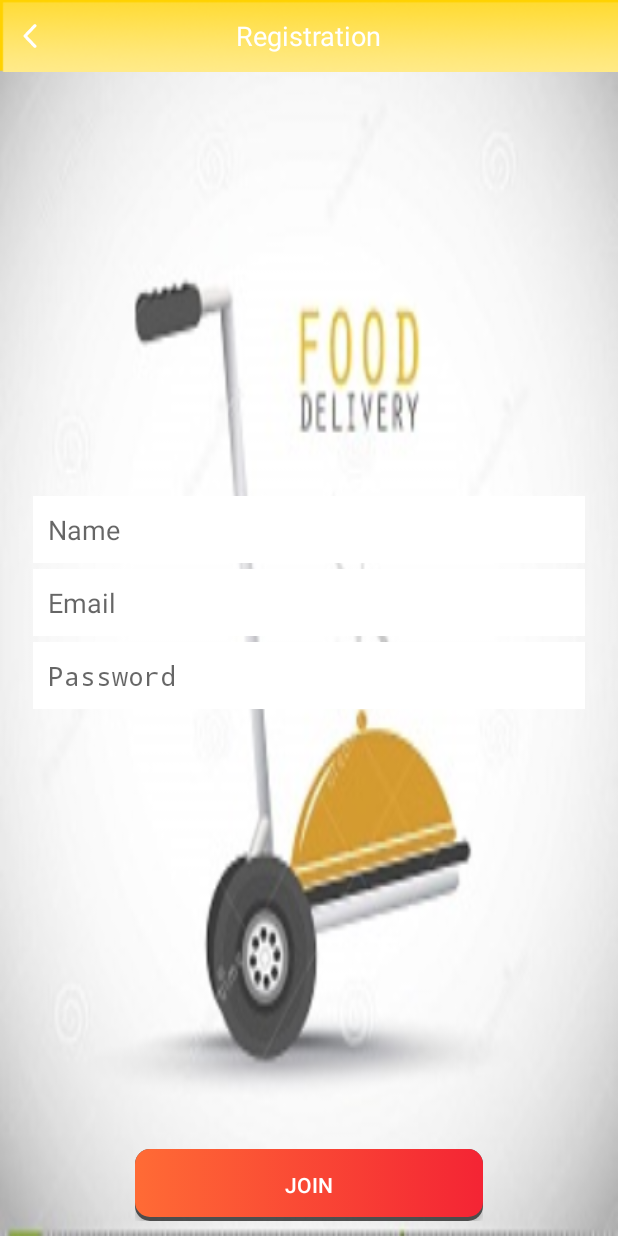
After one commit to gabrielrodriguez2746/DeliveriuTest, an Android app: the RegisterActivity screen opened directly, with no data from a screen before it, on a phone screen of 412 x 824 dp. The commit adds this screen. Run offline under Robolectric (Android 15) with nearby library versions, the phone set to English and light mode, and no system bars; libraries missing offline, so code that uses them is left out: com.parse.

Commit message:
:star: Register Activity with necessary Constants, views and strings

```diff
--- /dev/null
+++ b/app/src/main/java/grodriguez/com/deliveriutest/activities/RegisterActivity.java
@@ -0,0 +1,139 @@
+package grodriguez.com.deliveriutest.activities;
+
+import android.content.Intent;
+import android.os.Bundle;
+import android.support.v4.app.FragmentActivity;
+import android.util.Log;
+import android.view.View;
+import android.widget.Button;
+import android.widget.EditText;
+import android.widget.ImageView;
+import android.widget.TextView;
+import android.widget.Toast;
+
+import com.parse.ParseException;
+import com.parse.ParseUser;
+import com.parse.SignUpCallback;
+
+import grodriguez.com.deliveriutest.R;
+import grodriguez.com.deliveriutest.dialog.ConfirmationDialog;
+import grodriguez.com.deliveriutest.listeners.OnConfirmationDialogClickListener;
+import grodriguez.com.deliveriutest.utils.Constants;
+import grodriguez.com.deliveriutest.utils.FieldValidator;
+
+public class RegisterActivity extends FragmentActivity implements View.OnClickListener,
+        SignUpCallback, OnConfirmationDialogClickListener {
+
+    private final String LOG_TAG =  getClass().getSimpleName();
+    private ImageView mBack; // Back Button on the action bar
+    private EditText mName, mEmail, mPassword; // User Information
+    private Bundle userInfo; // User Information from Login Activity
+    private boolean success; // Sign up success
+    private Button mJoinButton; // Join Button
+
+    @Override
+    protected void onCreate(Bundle savedInstanceState) {
+        super.onCreate(savedInstanceState);
+        setContentView(R.layout.activity_register);
+        userInfo = getIntent().getExtras();
+        mBack = (ImageView) findViewById(R.id.backbtn);
+        mBack.setVisibility(View.VISIBLE);
+        mBack.setClickable(true);
+        mBack.setOnClickListener(this);
+        TextView mTitle = (TextView) findViewById(R.id.action_bar_title);
+        mTitle.setVisibility(View.VISIBLE);
+        mTitle.setText(R.string.registration_title);
+
+        mName = (EditText) findViewById(R.id.name);
+        mEmail = (EditText) findViewById(R.id.email);
+        mPassword = (EditText) findViewById(R.id.password);
+        mJoinButton = (Button) findViewById(R.id.join);
+        mJoinButton.setOnClickListener(this);
+
+        if (userInfo != null) {
+            mName.setText(userInfo.getString(Constants.BUNDLE_NAME));
+            mEmail.setText(userInfo.getString(Constants.BUNDLE_EMAIL));
+        }
+
+    }
+
+    @Override
+    public void onClick(View view) {
+        switch (view.getId()) {
+            case R.id.backbtn:
+                onBackPressed();
+                break;
+            case R.id.join:
+                if (FieldValidator.isValid(mName) && FieldValidator.isValid(mEmail) &&
+                        FieldValidator.isValid(mPassword)) {
+                    connectWithParse();
+                } else {
+                    Toast.makeText(this, R.string.registration_warning, Toast.LENGTH_SHORT).show();
+                }
+        }
+    }
+
+    /**
+     * Start a new activity
+     *
+     * @param activity Activity lo start
+     * @param bundle   Information to pass to next Activity
+     */
+    private void BeginActivity(Class activity, Bundle bundle, boolean finish) {
+        Intent intent = new Intent(RegisterActivity.this, activity);
+        if (bundle != null)
+            intent.putExtras(bundle);
+        startActivity(intent);
+        if (finish)
+            finish();
+    }
+
+    private void connectWithParse() {
+        Log.d(LOG_TAG,"Parse registration");
+        ParseUser user = new ParseUser();
+        user.setUsername(mName.getText().toString());
+        user.setEmail(mEmail.getText().toString());
+        user.setPassword(mPassword.getText().toString());
+        user.signUpInBackground(this);
+
+    }
+
+    @Override
+    public void done(ParseException e) {
+        if (e == null) {
+            Log.d(LOG_TAG, "Registration OK");
+            success = true;
+            showConfirmationDialog(getString(R.string.successful_sign_up));
+        } else {
+            Log.d(LOG_TAG, "There was an error");
+            Log.d(LOG_TAG, e.toString());
+            success = false;
+            showConfirmationDialog(getString(R.string.sign_up_error));
+        }
+    }
+
+    /**
+     * Show Dialog to Create User Notifications
+     */
+    private void showConfirmationDialog(String message) {
+
+        new ConfirmationDialog(this, message, true, this);
+    }
+
+    @Override
+    public void onConfirm() {
+        if (success){
+            Bundle bundle = new Bundle();
+            bundle.putString(Constants.BUNDLE_EMAIL, mEmail.getText().toString());
+            BeginActivity(LoginActivity.class, bundle, true);
+        }
+        else
+            finish();
+    }
+
+    @Override
+    public void onRelease() {
+
+    }
+
+}
--- a/app/src/main/java/grodriguez/com/deliveriutest/utils/Constants.java
+++ b/app/src/main/java/grodriguez/com/deliveriutest/utils/Constants.java
@@ -10,5 +10,8 @@ public class Constants {
      * Splash Time in miliseconds
      */
     public static final int SPLASH_INTERVAL = 3000;
+    public static final String BUNDLE_NAME = "name";
+    public static final String BUNDLE_EMAIL = "email";
+    public static final String BUNDLE_PASSWORD = "password";
 
 }
--- /dev/null
+++ b/app/src/main/res/layout/activity_register.xml
@@ -0,0 +1,99 @@
+<RelativeLayout xmlns:android="http://schemas.android.com/apk/res/android"
+    xmlns:tools="http://schemas.android.com/tools"
+    android:layout_width="match_parent"
+    android:layout_height="match_parent"
+    android:background="@drawable/background"
+    tools:context="grodriguez.com.deliveriutest.activities.RegisterActivity">
+
+    <include
+        android:id="@+id/actionbar"
+        layout="@layout/actionbar_layout"
+        android:layout_width="match_parent"
+        android:layout_height="@dimen/action_bar_height"
+        android:layout_alignParentTop="true" />
+
+
+    <LinearLayout
+        android:layout_width="match_parent"
+        android:layout_height="wrap_content"
+        android:layout_centerVertical="true"
+        android:layout_margin="20dp"
+        android:orientation="vertical">
+
+        <LinearLayout
+            android:layout_width="match_parent"
+            android:layout_height="wrap_content"
+            android:orientation="vertical">
+
+            <grodriguez.com.deliveriutest.widget.CustomEditText
+                android:id="@+id/name"
+                style="@style/TitleBookFont"
+                android:layout_width="fill_parent"
+                android:layout_height="wrap_content"
+                android:layout_margin="2dp"
+                android:layout_marginBottom="@dimen/view_margin"
+                android:background="@color/white"
+                android:hint="@string/name"
+                android:padding="10dp"
+                android:singleLine="true" />
+
+            <grodriguez.com.deliveriutest.widget.CustomEditText
+                android:id="@+id/email"
+                style="@style/TitleBookFont"
+                android:layout_width="fill_parent"
+                android:layout_height="wrap_content"
+                android:layout_margin="2dp"
+                android:layout_marginBottom="@dimen/view_margin"
+                android:background="@color/white"
+                android:hint="@string/email"
+                android:inputType="textEmailAddress"
+                android:padding="10dp" />
+
+            <grodriguez.com.deliveriutest.widget.CustomEditText
+                android:id="@+id/password"
+                style="@style/TitleBookFont"
+                android:layout_width="fill_parent"
+                android:layout_height="wrap_content"
+                android:layout_margin="2dp"
+                android:layout_marginBottom="@dimen/view_margin"
+                android:background="@color/white"
+                android:hint="@string/password"
+                android:inputType="textPassword"
+                android:padding="10dp" />
+
+            <LinearLayout
+                android:layout_width="match_parent"
+                android:layout_height="wrap_content"
+                android:layout_marginTop="20dp"
+                android:gravity="center"
+                android:orientation="horizontal">
+
+
+            </LinearLayout>
+
+        </LinearLayout>
+    </LinearLayout>
+
+    <FrameLayout
+        android:layout_width="match_parent"
+        android:layout_height="wrap_content"
+        android:layout_alignParentBottom="true"
+        android:layout_alignParentLeft="true"
+        android:layout_centerHorizontal="true"
+        android:layout_marginBottom="@dimen/view_margin"
+        android:paddingLeft="@dimen/join_button"
+        android:paddingRight="@dimen/join_button">
+
+        <grodriguez.com.deliveriutest.widget.CustomButton
+            android:id="@+id/join"
+            style="@style/TitleBookFont"
+            android:layout_width="match_parent"
+            android:layout_height="wrap_content"
+            android:layout_gravity="center"
+            android:background="@drawable/gradient_red_button_selector"
+
+            android:text="@string/join"
+            android:textColor="@color/white" />
+    </FrameLayout>
+
+</RelativeLayout>
--- a/app/src/main/res/layout/resgister_sigin_layout.xml
+++ b/app/src/main/res/layout/resgister_sigin_layout.xml
@@ -46,7 +46,7 @@
         android:padding="10dp" />
 
     <grodriguez.com.deliveriutest.widget.CustomButton
-        android:id="@+id/register_button"
+        android:id="@+id/login_button"
         style="@style/TitleBookFont"
         android:layout_width="match_parent"
         android:layout_height="wrap_content"
--- a/app/src/main/res/values/dimens.xml
+++ b/app/src/main/res/values/dimens.xml
@@ -22,5 +22,6 @@
     <!--Login margin-->
     <dimen name="login_margin">60dp</dimen>
     <dimen name="view_margin">10dp</dimen>
+    <dimen name="join_button">90dp</dimen>
 
 </resources>
--- a/app/src/main/res/values/strings.xml
+++ b/app/src/main/res/values/strings.xml
@@ -16,17 +16,30 @@
     <string name="exit">Exit</string>
     <!-- Retry After Checking Connection -->
     <string name="retry">Retry</string>
-    <!--Facebook Button Message-->
+    <!-- Facebook Button Message -->
     <string name="join_fb">Sign in with Facebook</string>
-    <!--Register-->
+    <!-- Register -->
+    <string name="name">Name</string>
     <string name="login">Log in</string>
     <string name="register">Register here</string>
     <string name="email">Email</string>
     <string name="password">Password</string>
-    <!--Register Message-->
+    <string name="join">Join</string>
+    <!-- Register Message -->
     <string name="register_message">Start your experience</string>
     <string name="without_register">Enter without register</string>
     <string name="sign_up">Still not a member? <b>SIGN UP HERE!</b></string>
-
-
+    <string name="registration_title">Registration</string>
+    <string name="registration_warning">Fill up all the fields</string>
+    <!-- Wrong user information warning -->
+    <string name="user_warning">Wrong email or password</string>
+    <!--Main Activity-->
+    <string name="main_title">Main Menu</string>
+    <!--Login Message-->
+    <string name="successfully_login">Successfully Logged in</string>
+    <string name="not_register_user">Not register user. Please sing up or enter
+        without registration.</string>
+    <!--Sing up Message-->
+    <string name="successful_sign_up">Successfully sign up, Please log in.</string>
+    <string name="sign_up_error">There was an error, sorry.</string>
 </resources>
```
Also changed, not shown: app/src/main/AndroidManifest.xml (+4 -3 lines), app/src/main/java/grodriguez/com/deliveriutest/activities/SplashActivity.java (+27 -8 lines), 1 other file.
